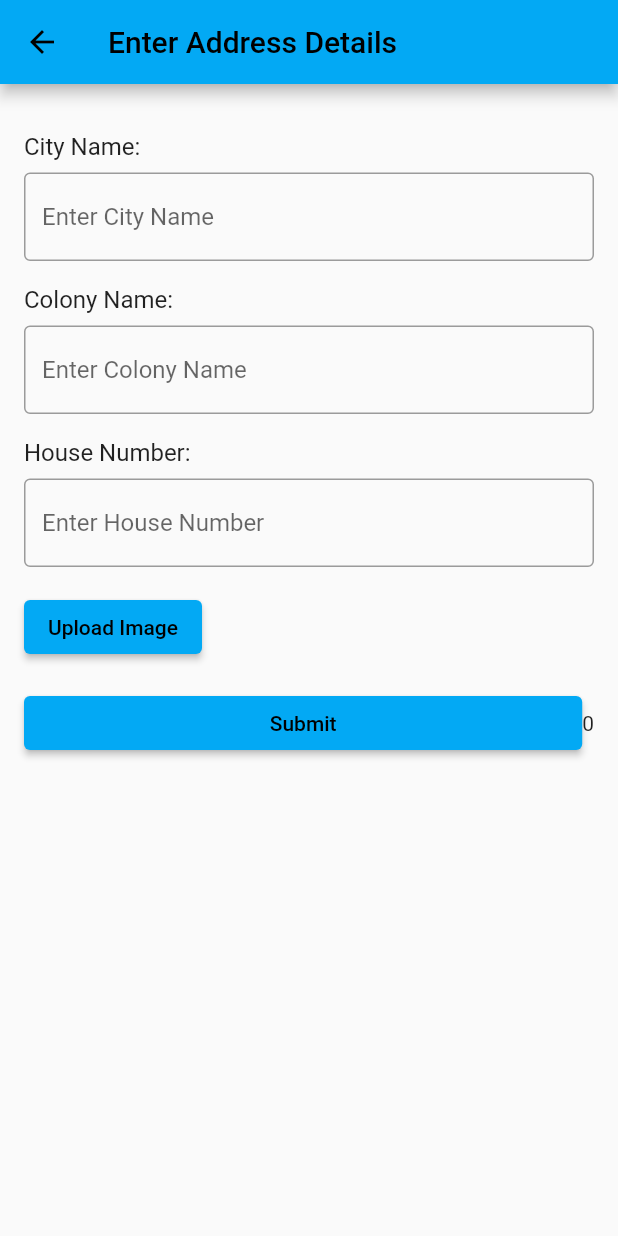
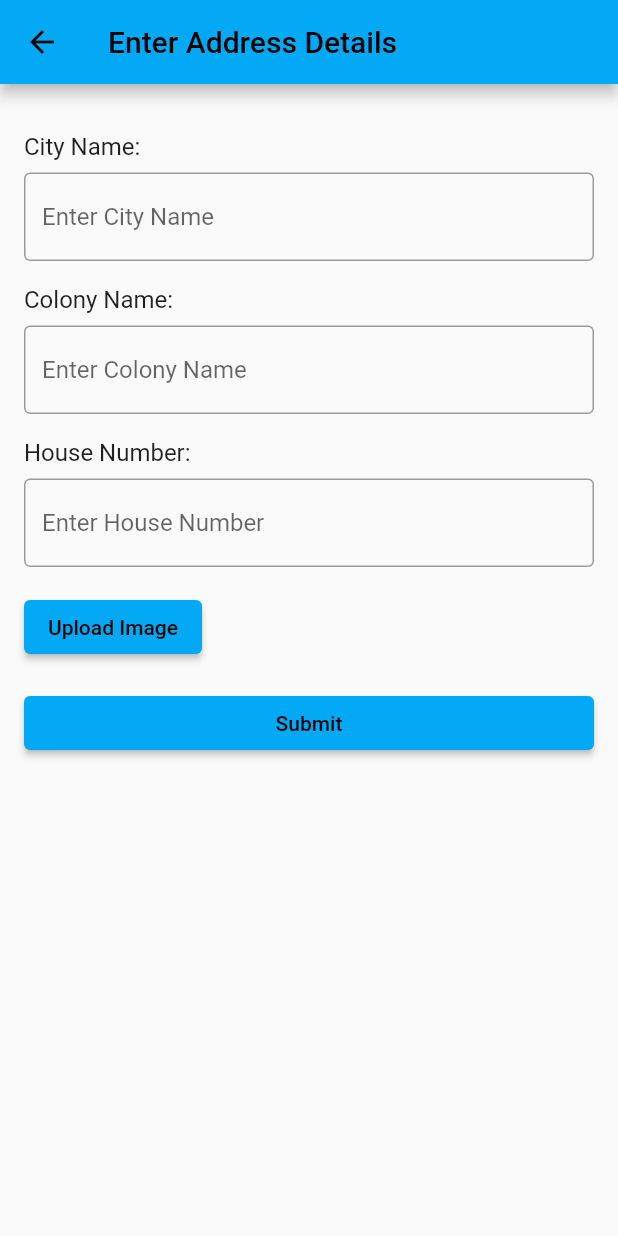
Before and after one commit to Ankit-Dhattarwal/User_homzy, a Flutter app: the LocationScreen screen opened directly with empty values, on a phone screen of 412 x 824 dp. Run offline on Flutter 3.47's test engine with Material 2 defaults, Android fonts, the phone set to English and light mode, and no system bars; our stand-ins replace carousel_pro.

Commit message:
homzy first

```diff
--- a/lib/small_serice/takedata_page.dart
+++ b/lib/small_serice/takedata_page.dart
@@ -91,7 +91,7 @@ class _LocationScreenState extends State<LocationScreen> {
                     child: Text('Submit'),
                   ),
                 ),
-                Text('${widget.Time}'),
+                // Text('${widget.Time}'),
               ],
             ),
           ],
```
